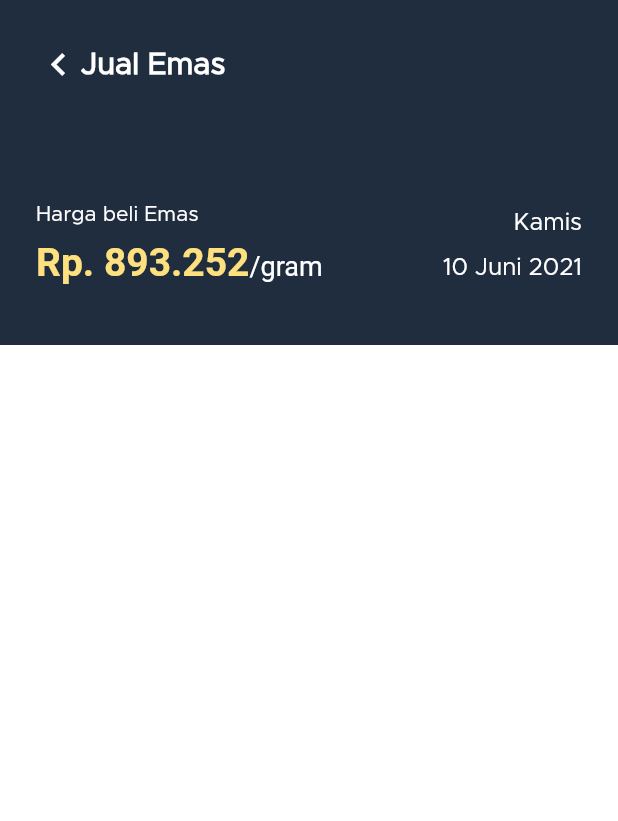
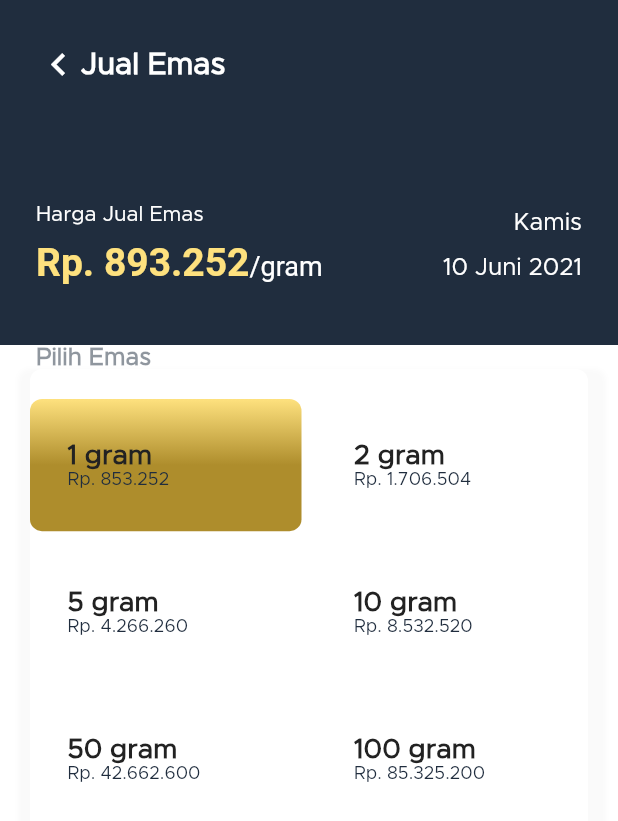
Before and after one commit to arifsaqa/cc-gold, a Flutter app: the screen it shows after launch, tab 2 chosen, on a phone screen of 412 x 824 dp. Shown: the top 821 px of the screen. Run offline on Flutter 3.47's test engine with Material 2 defaults, Android fonts, the phone set to English and light mode, and no system bars.

Commit message:
price page

```diff
--- a/lib/constants/colors.dart
+++ b/lib/constants/colors.dart
@@ -17,3 +17,5 @@ final background = HexColor._getColorFromHex("#202D3E");
 final upperGradient = HexColor._getColorFromHex("#FEE17E");
 final lowerGradient = HexColor._getColorFromHex("#AE8D2C");
 final light = HexColor._getColorFromHex("#CBCBDD");
+final priceLabel = HexColor._getColorFromHex("#222222");
+final price = HexColor._getColorFromHex("#202D3E");
--- a/lib/main.dart
+++ b/lib/main.dart
@@ -78,16 +78,7 @@ class _MyStatefulWidgetState extends State<MyStatefulWidget> {
   @override
   Widget build(BuildContext context) {
     return Scaffold(
-      body: AnimatedSwitcher(
-          duration: const Duration(seconds: 1),
-          transitionBuilder: (Widget child, Animation<double> animation) =>
-              SlideTransition(
-                child: child,
-                position: MaterialPointArcTween(
-                        begin: const Offset(1.0, 0.0), end: Offset.zero)
-                    .animate(animation),
-              ),
-          child: pageCaller(_bottomNavIndex)),
+      body: pageCaller(_bottomNavIndex),
       bottomNavigationBar: Container(
         decoration: BoxDecoration(
           color: Colors.white,
--- /dev/null
+++ b/lib/models/prices.dart
@@ -0,0 +1,41 @@
+import 'package:flutter/material.dart';
+
+class Price {
+  final String label, price;
+  final int id;
+
+  Price({required this.label, required this.price, required this.id});
+}
+
+List<Price> prices = [
+  Price(
+    id: 1,
+    label: "1 gram",
+    price: "Rp. 853.252",
+  ),
+  Price(
+    id: 1,
+    label: "2 gram",
+    price: "Rp. 1.706.504",
+  ),
+  Price(
+    id: 1,
+    label: "5 gram",
+    price: "Rp. 4.266.260",
+  ),
+  Price(
+    id: 1,
+    label: "10 gram",
+    price: "Rp. 8.532.520",
+  ),
+  Price(
+    id: 1,
+    label: "50 gram",
+    price: "Rp. 42.662.600",
+  ),
+  Price(
+    id: 1,
+    label: "100 gram",
+    price: "Rp. 85.325.200",
+  )
+];
--- a/lib/screens/sellGold/SellGoldScreen.dart
+++ b/lib/screens/sellGold/SellGoldScreen.dart
@@ -1,4 +1,5 @@
 import 'package:flutter/material.dart';
+import 'package:learnUI/screens/sellGold/components/Body.dart';
 import 'package:learnUI/screens/sellGold/components/Head.dart';
 
 class SellGoldScreen extends StatelessWidget {
@@ -7,9 +8,7 @@ class SellGoldScreen extends StatelessWidget {
     return Scaffold(
       body: SingleChildScrollView(
         child: Column(
-          children: [
-            Head(),
-          ],
+          children: [Head(), Body()],
         ),
       ),
     );
--- /dev/null
+++ b/lib/screens/sellGold/components/Body.dart
@@ -0,0 +1,110 @@
+import 'package:flutter/material.dart';
+import 'package:learnUI/constants/colors.dart';
+import 'package:learnUI/constants/fontSizes.dart';
+import 'package:learnUI/models/prices.dart';
+import 'package:learnUI/models/transactions.dart';
+
+class Body extends StatefulWidget {
+  @override
+  _PromoBuildState createState() => _PromoBuildState();
+}
+
+class _PromoBuildState extends State<Body> {
+  int selectedId = 0;
+  @override
+  Widget build(BuildContext context) {
+    Size size = MediaQuery.of(context).size;
+    return SafeArea(
+        child: Column(
+      crossAxisAlignment: CrossAxisAlignment.start,
+      children: [
+        Padding(
+          padding: EdgeInsets.only(left: 24, right: 24, bottom: 0),
+          child: Text(
+            "Pilih Emas",
+            style: TextStyle(
+                color: Color.fromRGBO(32, 45, 62, 0.5),
+                fontSize: sm,
+                fontWeight: FontWeight.bold),
+          ),
+        ),
+        Container(
+          margin: EdgeInsets.symmetric(horizontal: 20),
+          decoration: BoxDecoration(
+              color: Colors.white,
+              borderRadius: BorderRadius.circular(8),
+              boxShadow: [
+                BoxShadow(
+                    color: Colors.grey.withOpacity(.05),
+                    spreadRadius: 10,
+                    blurRadius: 2,
+                    offset: Offset(2, 10))
+              ]),
+          padding: EdgeInsets.only(top: 20),
+          child: SizedBox(
+              height: 370,
+              width: size.width,
+              child: GridView.builder(
+                  gridDelegate: SliverGridDelegateWithFixedCrossAxisCount(
+                    crossAxisCount: 2,
+                    crossAxisSpacing: 10.0,
+                    mainAxisSpacing: 10.0,
+                    childAspectRatio: (150 / 73),
+                  ),
+                  itemCount: prices.length,
+                  itemBuilder: (context, index) => GestureDetector(
+                        onTap: () {
+                          setState(() {
+                            selectedId = index;
+                          });
+                        },
+                        child: Container(
+                          padding: EdgeInsets.all(5),
+                          decoration: BoxDecoration(
+                              gradient: LinearGradient(
+                                  begin: Alignment(0, -1),
+                                  end: Alignment(0, 0),
+                                  colors: [
+                                    Color(selectedId == index
+                                        ? upperGradient
+                                        : 0XFFFFF),
+                                    Color(selectedId == index
+                                        ? lowerGradient
+                                        : 0XFFFFF)
+                                  ]),
+                              borderRadius: BorderRadius.circular(8)),
+                          child: Container(
+                            padding: EdgeInsets.symmetric(horizontal: 20),
+                            child: Column(
+                              mainAxisAlignment: MainAxisAlignment.center,
+                              children: [
+                                Row(
+                                  children: [
+                                    Text(
+                                      prices[index].label,
+                                      style: TextStyle(
+                                          fontWeight: FontWeight.w600,
+                                          color: Color(priceLabel),
+                                          fontSize: normal),
+                                    )
+                                  ],
+                                ),
+                                Row(
+                                  children: [
+                                    Text(
+                                      prices[index].price,
+                                      style: TextStyle(
+                                          color: Color(price), fontSize: xm),
+                                    )
+                                  ],
+                                ),
+                              ],
+                            ),
+                          ),
+                        ),
+                      ))),
+        )
+      ],
+    ));
+  }
+}
--- a/lib/screens/sellGold/components/Head.dart
+++ b/lib/screens/sellGold/components/Head.dart
@@ -52,7 +52,7 @@ class Head extends StatelessWidget {
                       mainAxisAlignment: MainAxisAlignment.center,
                       crossAxisAlignment: CrossAxisAlignment.start,
                       children: [
-                        Text("Harga beli Emas"),
+                        Text("Harga Jual Emas"),
                         Padding(
                           padding: const EdgeInsets.only(top: 10),
                           child: RichText(
--- a/pubspec.yaml
+++ b/pubspec.yaml
@@ -29,6 +29,7 @@ dependencies:
   # Use with the CupertinoIcons class for iOS style icons.
   cupertino_icons: ^1.0.0
   flutter_svg: ^0.22.0
+  animated_text_kit: ^4.2.1
 
 dev_dependencies:
   flutter_test:
```
Also changed, not shown: lib/screens/BuyGold/components/body.dart (added), pubspec.lock.
